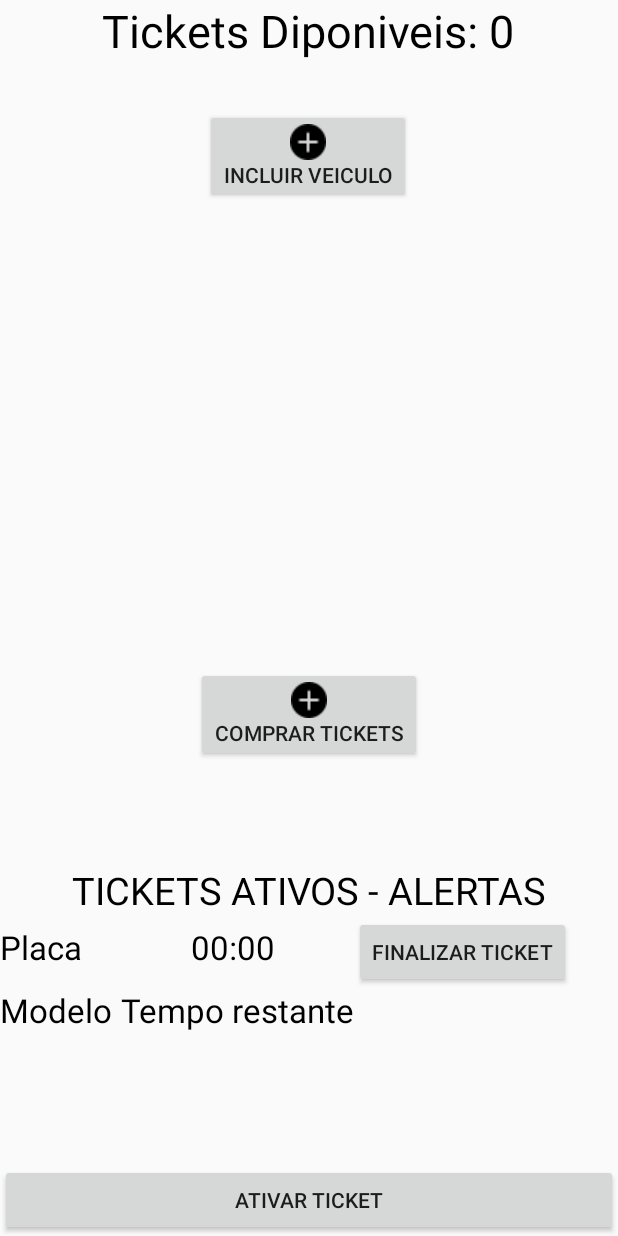
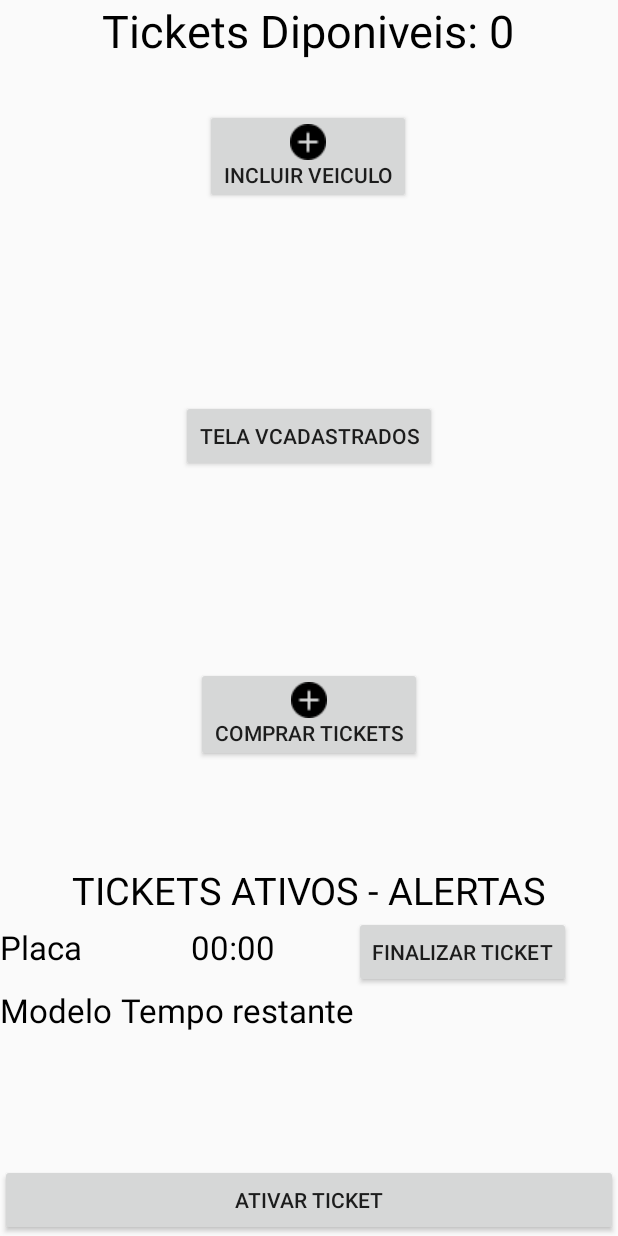
Before and after one commit to Lextokil/BluPark, an Android app: the layout activity_dash_board.xml on its own in the app's theme, with its tools: preview values and no code run, on a phone screen of 412 x 824 dp. Run offline under Robolectric (Android 15) with nearby library versions, the phone set to English and light mode, and no system bars.

Commit message:
Go to Veiculos Cadastrador Activity

```diff
--- a/app/src/main/java/com/android/blupark/activity/DashBoardActivity.java
+++ b/app/src/main/java/com/android/blupark/activity/DashBoardActivity.java
@@ -247,4 +247,8 @@ public class DashBoardActivity extends AppCompatActivity {
        // textPlaca.setText(UsuarioHelper.veiculo.getPlaca());
 
     }
+
+    public void veiculosCadastrados(View view){
+        UsuarioHelper.toVeiculosCadastrados(this);
+    }
 }
--- a/app/src/main/java/com/android/blupark/activity/MainActivity.java
+++ b/app/src/main/java/com/android/blupark/activity/MainActivity.java
@@ -35,8 +35,9 @@ public class MainActivity extends AppCompatActivity {
 
         FirebaseUser user = UsuarioHelper.getUsuarioAtual();
         if (user != null){
-             UsuarioHelper.toDashBoardActivity(this);
+             //UsuarioHelper.toDashBoardActivity(this);
              //UsuarioHelper.toCompraTicketsActivity(this);
+
 
 
         }
--- a/app/src/main/java/com/android/blupark/adapter/AdapterVeiculos.java
+++ b/app/src/main/java/com/android/blupark/adapter/AdapterVeiculos.java
@@ -22,9 +22,9 @@ public class AdapterVeiculos extends RecyclerView.Adapter<AdapterVeiculos.MyView
 
     @Override
     public void onBindViewHolder(@NonNull MyViewHolder holder, int position) {
-        holder.placa.setText(UsuarioHelper.veiculo.getPlaca().toString());
-        holder.modelo.setText(UsuarioHelper.veiculo.getModelo().toString());
-        holder.tipo.setText(UsuarioHelper.veiculo.getPlaca().toString());
+        holder.placa.setText(UsuarioHelper.veiculos.get(position).getPlaca());
+        holder.modelo.setText(UsuarioHelper.veiculos.get(position).getModelo());
+        holder.tipo.setText(UsuarioHelper.veiculos.get(position).getTipo());
     }
 
     @Override
--- a/app/src/main/res/layout/activity_dash_board.xml
+++ b/app/src/main/res/layout/activity_dash_board.xml
@@ -145,4 +145,15 @@
         app:layout_constraintStart_toStartOf="parent"
         app:layout_constraintTop_toTopOf="parent" />
 
+    <Button
+        android:id="@+id/button3"
+        android:layout_width="wrap_content"
+        android:layout_height="wrap_content"
+        android:onClick="veiculosCadastrados"
+        android:text="Tela VCadastrados"
+        app:layout_constraintBottom_toTopOf="@+id/btnComprarTickets"
+        app:layout_constraintEnd_toEndOf="parent"
+        app:layout_constraintStart_toStartOf="parent"
+        app:layout_constraintTop_toBottomOf="@+id/btnIncluirVeiculos" />
+
 </androidx.constraintlayout.widget.ConstraintLayout>
```
